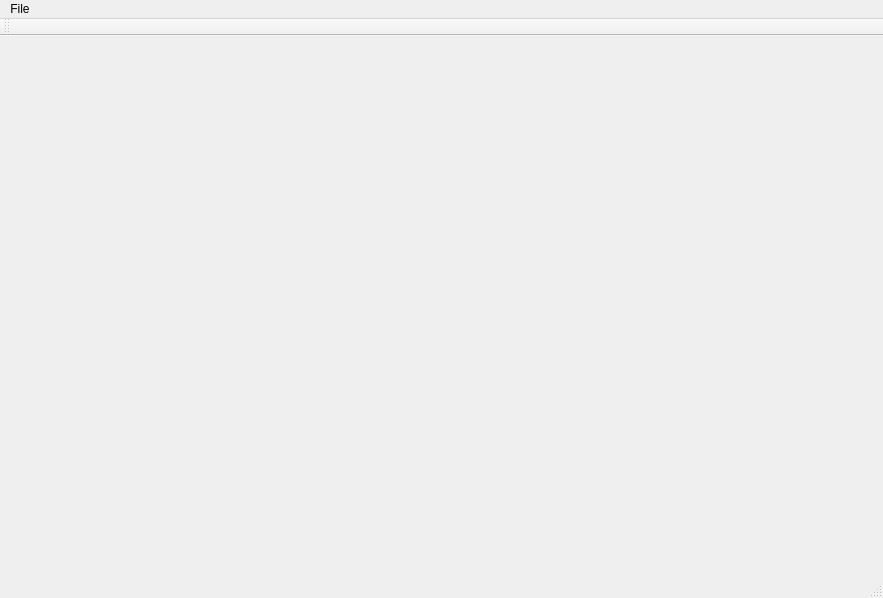
Before: the Qt Designer form app/mainwindow.ui in Jlisowskyy/gk_2024_proj_polygons, drawn with Qt 5.
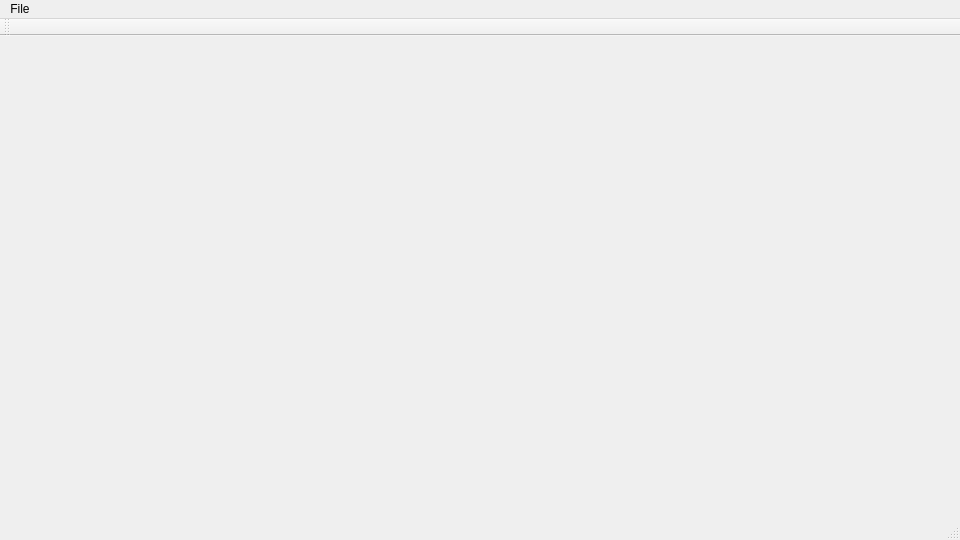
After: the same form once the commit is applied.

```diff
--- a/app/mainwindow.ui
+++ b/app/mainwindow.ui
@@ -9,20 +9,22 @@
    <rect>
     <x>0</x>
     <y>0</y>
-    <width>883</width>
-    <height>598</height>
+    <width>960</width>
+    <height>540</height>
    </rect>
   </property>
   <property name="windowTitle">
    <string>GK Proj 2024</string>
   </property>
-  <widget class="QWidget" name="centralwidget"/>
+  <widget class="QWidget" name="centralwidget">
+   <layout class="QHBoxLayout" name="horizontalLayout"/>
+  </widget>
   <widget class="QMenuBar" name="menubar">
    <property name="geometry">
     <rect>
      <x>0</x>
      <y>0</y>
-     <width>883</width>
+     <width>960</width>
      <height>22</height>
     </rect>
    </property>
@@ -36,7 +38,6 @@
    </widget>
    <addaction name="menuExit"/>
   </widget>
-  <widget class="QStatusBar" name="statusbar"/>
   <widget class="QToolBar" name="toolBar">
    <property name="windowTitle">
     <string>toolBar</string>
@@ -48,6 +49,7 @@
     <bool>false</bool>
    </attribute>
   </widget>
+  <widget class="QStatusBar" name="statusBar"/>
   <action name="actionHelp">
    <property name="text">
     <string>Help</string>
```
